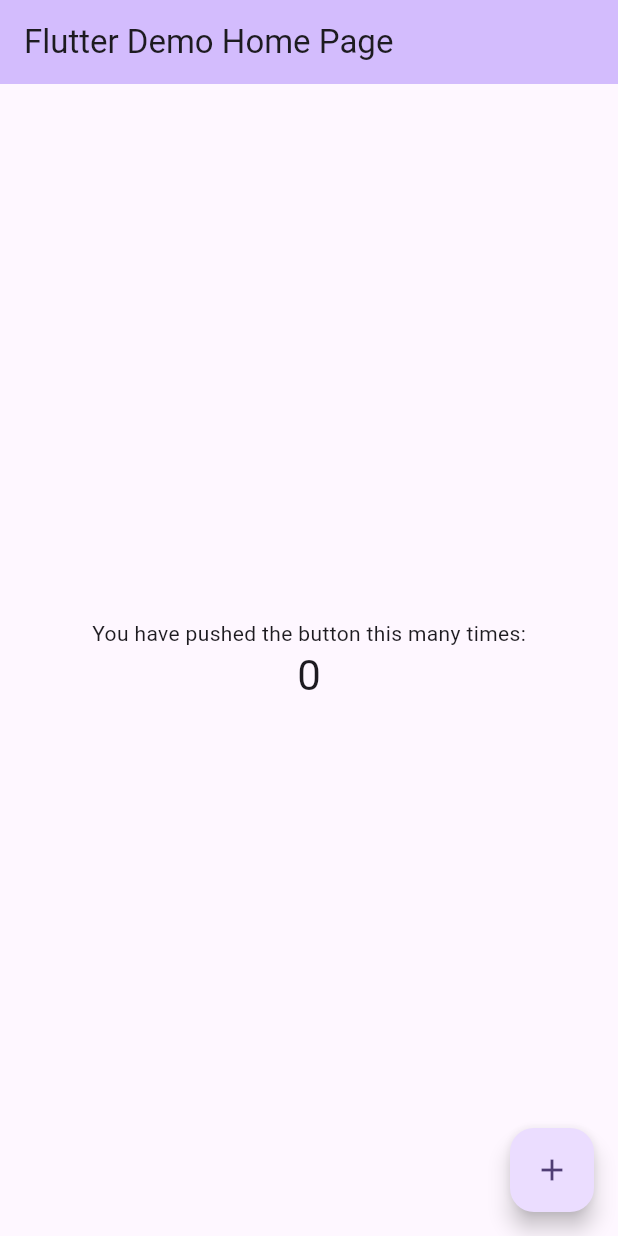
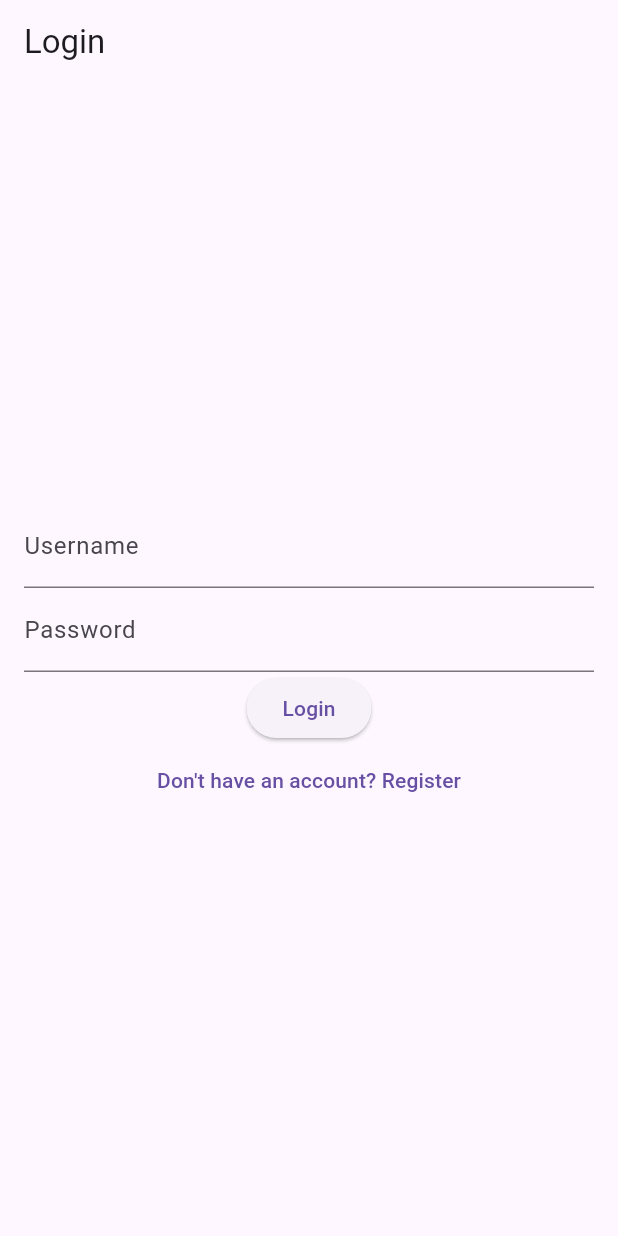
Before and after one commit to gentaananda48/password_manager, a Flutter app: the screen it shows after launch, on a phone screen of 412 x 824 dp. Run offline on Flutter 3.47's test engine with Material 3 defaults, Android fonts, the phone set to English and light mode, and no system bars; our stand-ins replace sqflite; missing offline and left inert: encrypt; accounts and stored records are empty.

Commit message:
Feature user Auth OK

```diff
--- /dev/null
+++ b/lib/database_helper.dart
@@ -0,0 +1,54 @@
+import 'package:sqflite/sqflite.dart';
+import 'package:path/path.dart';
+import 'encryption_helper.dart';
+import 'models/user.dart';
+
+class DatabaseHelper {
+  static final DatabaseHelper instance = DatabaseHelper._init();
+
+  static Database? _database;
+
+  DatabaseHelper._init();
+
+  Future<Database> get database async {
+    if (_database != null) return _database!;
+
+    _database = await _initDatabase();
+    return _database!;
+  }
+
+  Future<Database> _initDatabase() async {
+    final databasePath = await getDatabasesPath();
+    final path = join(databasePath, 'password_manager.db');
+    return openDatabase(path, version: 1, onCreate: _onCreate);
+  }
+
+  Future _onCreate(Database db, int version) async {
+    await db.execute('''
+    CREATE TABLE users(
+      id INTEGER PRIMARY KEY AUTOINCREMENT,
+      username TEXT,
+      full_name TEXT,
+      password TEXT
+    )
+    ''');
+  }
+
+  // Fungsi untuk menambahkan user profile
+  Future<void> insertUserProfile(User user) async {
+    final db = await database;
+    await db.insert('users', user.toMap());
+  }
+
+  // Fungsi untuk mendapatkan user profile berdasarkan username
+  Future<User?> getUserProfile(String username) async {
+    final db = await database;
+    var result =
+        await db.query('users', where: 'username = ?', whereArgs: [username]);
+    if (result.isNotEmpty) {
+      return User.fromMap(result.first);
+    } else {
+      return null;
+    }
+  }
+}
--- a/lib/main.dart
+++ b/lib/main.dart
@@ -1,125 +1,20 @@
 import 'package:flutter/material.dart';
+import 'screens/login_screen.dart';
 
 void main() {
-  runApp(const MyApp());
+  runApp(MyApp());
 }
 
 class MyApp extends StatelessWidget {
-  const MyApp({super.key});
-
-  // This widget is the root of your application.
   @override
   Widget build(BuildContext context) {
     return MaterialApp(
-      title: 'Flutter Demo',
-      theme: ThemeData(
-        // This is the theme of your application.
-        //
-        // TRY THIS: Try running your application with "flutter run". You'll see
-        // the application has a purple toolbar. Then, without quitting the app,
-        // try changing the seedColor in the colorScheme below to Colors.green
-        // and then invoke "hot reload" (save your changes or press the "hot
-        // reload" button in a Flutter-supported IDE, or press "r" if you used
-        // the command line to start the app).
-        //
-        // Notice that the counter didn't reset back to zero; the application
-        // state is not lost during the reload. To reset the state, use hot
-        // restart instead.
-        //
-        // This works for code too, not just values: Most code changes can be
-        // tested with just a hot reload.
-        colorScheme: ColorScheme.fromSeed(seedColor: Colors.deepPurple),
-        useMaterial3: true,
-      ),
-      home: const MyHomePage(title: 'Flutter Demo Home Page'),
+      title: 'Password Manager',
+      theme: ThemeData(primarySwatch: Colors.blue),
+      home: LoginScreen(),
+      routes: {
+        '/login': (context) => LoginScreen(),
+      },
     );
   }
 }
-
-class MyHomePage extends StatefulWidget {
-  const MyHomePage({super.key, required this.title});
-
-  // This widget is the home page of your application. It is stateful, meaning
-  // that it has a State object (defined below) that contains fields that affect
-  // how it looks.
-
-  // This class is the configuration for the state. It holds the values (in this
-  // case the title) provided by the parent (in this case the App widget) and
-  // used by the build method of the State. Fields in a Widget subclass are
-  // always marked "final".
-
-  final String title;
-
-  @override
-  State<MyHomePage> createState() => _MyHomePageState();
-}
-
-class _MyHomePageState extends State<MyHomePage> {
-  int _counter = 0;
-
-  void _incrementCounter() {
-    setState(() {
-      // This call to setState tells the Flutter framework that something has
-      // changed in this State, which causes it to rerun the build method below
-      // so that the display can reflect the updated values. If we changed
-      // _counter without calling setState(), then the build method would not be
-      // called again, and so nothing would appear to happen.
-      _counter++;
-    });
-  }
-
-  @override
-  Widget build(BuildContext context) {
-    // This method is rerun every time setState is called, for instance as done
-    // by the _incrementCounter method above.
-    //
-    // The Flutter framework has been optimized to make rerunning build methods
-    // fast, so that you can just rebuild anything that needs updating rather
-    // than having to individually change instances of widgets.
-    return Scaffold(
-      appBar: AppBar(
-        // TRY THIS: Try changing the color here to a specific color (to
-        // Colors.amber, perhaps?) and trigger a hot reload to see the AppBar
-        // change color while the other colors stay the same.
-        backgroundColor: Theme.of(context).colorScheme.inversePrimary,
-        // Here we take the value from the MyHomePage object that was created by
-        // the App.build method, and use it to set our appbar title.
-        title: Text(widget.title),
-      ),
-      body: Center(
-        // Center is a layout widget. It takes a single child and positions it
-        // in the middle of the parent.
-        child: Column(
-          // Column is also a layout widget. It takes a list of children and
-          // arranges them vertically. By default, it sizes itself to fit its
-          // children horizontally, and tries to be as tall as its parent.
-          //
-          // Column has various properties to control how it sizes itself and
-          // how it positions its children. Here we use mainAxisAlignment to
-          // center the children vertically; the main axis here is the vertical
-          // axis because Columns are vertical (the cross axis would be
-          // horizontal).
-          //
-          // TRY THIS: Invoke "debug painting" (choose the "Toggle Debug Paint"
-          // action in the IDE, or press "p" in the console), to see the
-          // wireframe for each widget.
-          mainAxisAlignment: MainAxisAlignment.center,
-          children: <Widget>[
-            const Text(
-              'You have pushed the button this many times:',
-            ),
-            Text(
-              '$_counter',
-              style: Theme.of(context).textTheme.headlineMedium,
-            ),
-          ],
-        ),
-      ),
-      floatingActionButton: FloatingActionButton(
-        onPressed: _incrementCounter,
-        tooltip: 'Increment',
-        child: const Icon(Icons.add),
-      ), // This trailing comma makes auto-formatting nicer for build methods.
-    );
-  }
-}
--- a/lib/models/user.dart
+++ b/lib/models/user.dart
@@ -0,0 +1,31 @@
+class User {
+  final int? id;
+  final String username;
+  final String fullName;
+  final String password;
+
+  User({
+    this.id,
+    required this.username,
+    required this.fullName,
+    required this.password,
+  });
+
+  Map<String, dynamic> toMap() {
+    return {
+      'id': id,
+      'username': username,
+      'full_name': fullName,
+      'password': password,
+    };
+  }
+
+  factory User.fromMap(Map<String, dynamic> map) {
+    return User(
+      id: map['id'],
+      username: map['username'],
+      fullName: map['full_name'],
+      password: map['password'],
+    );
+  }
+}
--- /dev/null
+++ b/lib/screens/login_screen.dart
@@ -0,0 +1,85 @@
+import 'package:flutter/material.dart';
+import '../database_helper.dart';
+import '../encryption_helper.dart';
+import 'profile_screen.dart';
+import 'register_screen.dart';
+import '../models/user.dart';
+
+class LoginScreen extends StatefulWidget {
+  @override
+  _LoginScreenState createState() => _LoginScreenState();
+}
+
+class _LoginScreenState extends State<LoginScreen> {
+  final TextEditingController _usernameController = TextEditingController();
+  final TextEditingController _passwordController = TextEditingController();
+  final DatabaseHelper _dbHelper = DatabaseHelper.instance;
+
+  void _login() async {
+    String username = _usernameController.text;
+    String password = _passwordController.text;
+
+    if (username.isEmpty || password.isEmpty) {
+      print("Please fill in both fields.");
+      return;
+    }
+
+    User? userProfile = await _dbHelper.getUserProfile(username);
+    if (userProfile == null) {
+      print("User not found.");
+      ScaffoldMessenger.of(context)
+          .showSnackBar(SnackBar(content: Text('User not found')));
+    } else {
+      String decryptedPassword =
+          EncryptionHelper.decryptPassword(userProfile.password, username);
+
+      if (decryptedPassword == password) {
+        Navigator.pushReplacement(
+          context,
+          MaterialPageRoute(
+              builder: (context) => ProfileScreen(username: username)),
+        );
+      } else {
+        ScaffoldMessenger.of(context)
+            .showSnackBar(SnackBar(content: Text('Incorrect password')));
+      }
+    }
+  }
+
+  @override
+  Widget build(BuildContext context) {
+    return Scaffold(
+      appBar: AppBar(title: Text('Login')),
+      body: Padding(
+        padding: const EdgeInsets.all(16.0),
+        child: Column(
+          mainAxisAlignment: MainAxisAlignment.center,
+          children: [
+            TextField(
+              controller: _usernameController,
+              decoration: InputDecoration(labelText: 'Username'),
+            ),
+            TextField(
+              controller: _passwordController,
+              obscureText: true,
+              decoration: InputDecoration(labelText: 'Password'),
+            ),
+            ElevatedButton(
+              onPressed: _login,
+              child: Text('Login'),
+            ),
+            TextButton(
+              onPressed: () {
+                Navigator.push(
+                  context,
+                  MaterialPageRoute(builder: (context) => RegisterScreen()),
+                );
+              },
+              child: Text('Don\'t have an account? Register'),
+            )
+          ],
+        ),
+      ),
+    );
+  }
+}
--- /dev/null
+++ b/lib/screens/register_screen.dart
@@ -0,0 +1,78 @@
+import 'package:flutter/material.dart';
+import '../database_helper.dart';
+import '../encryption_helper.dart';
+import 'login_screen.dart';
+import '../models/user.dart';
+
+class RegisterScreen extends StatefulWidget {
+  @override
+  _RegisterScreenState createState() => _RegisterScreenState();
+}
+
+class _RegisterScreenState extends State<RegisterScreen> {
+  final TextEditingController _usernameController = TextEditingController();
+  final TextEditingController _fullNameController = TextEditingController();
+  final TextEditingController _passwordController = TextEditingController();
+  final DatabaseHelper _dbHelper = DatabaseHelper.instance;
+
+  void _register() async {
+    String username = _usernameController.text;
+    String fullName = _fullNameController.text;
+    String password = _passwordController.text;
+
+    if (username.isEmpty || fullName.isEmpty || password.isEmpty) {
+      print("Please fill in all fields.");
+      return;
+    }
+
+    String encryptedPassword =
+        EncryptionHelper.encryptPassword(password, username);
+
+    User user = User(
+      username: username,
+      fullName: fullName,
+      password: encryptedPassword,
+    );
+
+    await _dbHelper.insertUserProfile(user);
+    ScaffoldMessenger.of(context)
+        .showSnackBar(SnackBar(content: Text('Registration successful')));
+
+    Navigator.pushReplacement(
+      context,
+      MaterialPageRoute(builder: (context) => LoginScreen()),
+    );
+  }
+
+  @override
+  Widget build(BuildContext context) {
+    return Scaffold(
+      appBar: AppBar(title: Text('Register')),
+      body: Padding(
+        padding: const EdgeInsets.all(16.0),
+        child: Column(
+          mainAxisAlignment: MainAxisAlignment.center,
+          children: [
+            TextField(
+              controller: _fullNameController,
+              decoration: InputDecoration(labelText: 'Full Name'),
+            ),
+            TextField(
+              controller: _usernameController,
+              decoration: InputDecoration(labelText: 'Username'),
+            ),
+            TextField(
+              controller: _passwordController,
+              obscureText: true,
+              decoration: InputDecoration(labelText: 'Password'),
+            ),
+            ElevatedButton(
+              onPressed: _register,
+              child: Text('Register'),
+            ),
+          ],
+        ),
+      ),
+    );
+  }
+}
```
Also changed, not shown: lib/encryption_helper.dart (added, +59 -0 lines), lib/screens/profile_screen.dart (added, +30 -0 lines), 3 other files.
